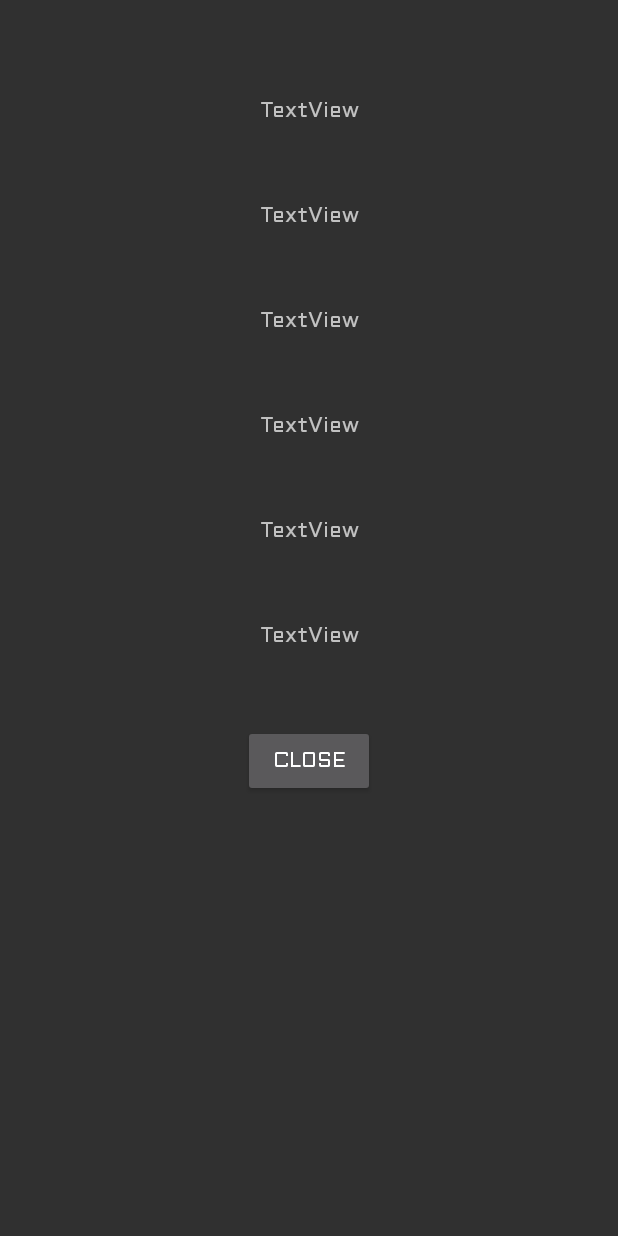
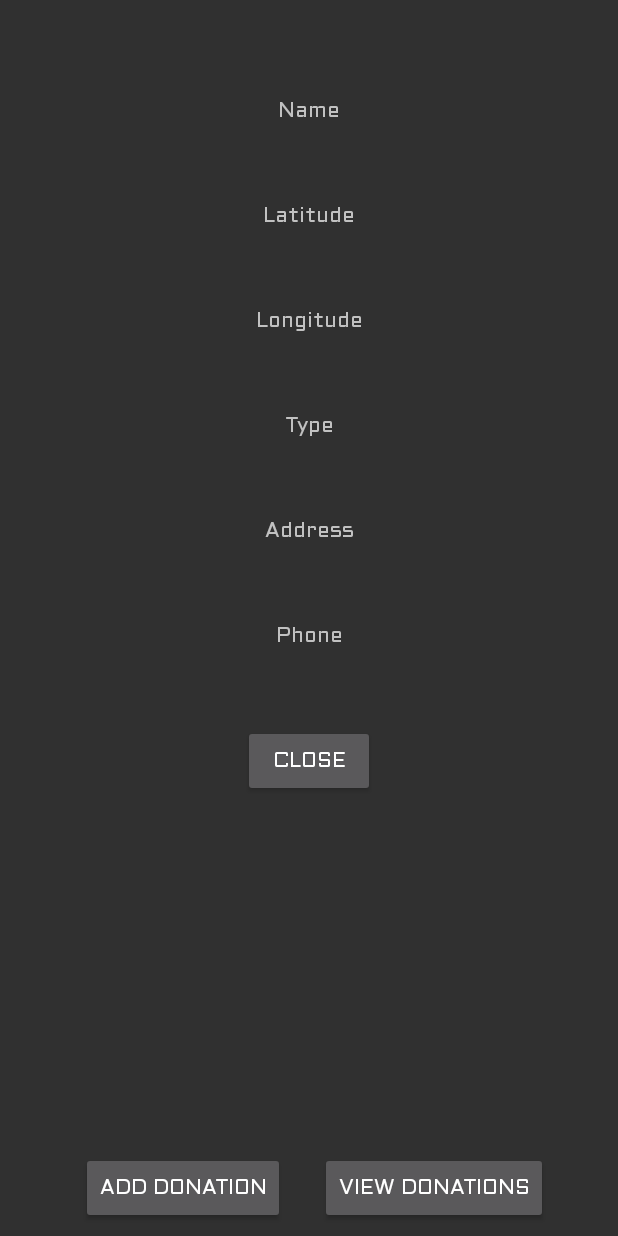
Before and after one commit to jacobzipper/donationTrackerCS2340, an Android app: the layout location_view.xml on its own in the app's theme, with its tools: preview values and no code run, on a phone screen of 412 x 824 dp. Run offline under Robolectric (Android 15) with nearby library versions, the phone set to English and light mode, and no system bars.

Commit message:
Added buttons with conditional visibility (only show up for Location Employees) to location info dialog and removed some hard coded text.
Signed-off-by: Jacob Allen <jballen95173@gmail.com>

```diff
--- a/app/src/main/java/a5x/cs2340/donationtracker/activities/postlogin/GetLocationsTask.java
+++ b/app/src/main/java/a5x/cs2340/donationtracker/activities/postlogin/GetLocationsTask.java
@@ -4,6 +4,7 @@ import android.annotation.SuppressLint;
 import android.app.Dialog;
 import android.os.Build;
 import android.support.annotation.RequiresApi;
+import android.view.View;
 import android.widget.ArrayAdapter;
 import android.widget.Button;
 import android.widget.ListView;
@@ -14,6 +15,7 @@ import java.util.List;
 import java.util.stream.Collectors;
 
 import a5x.cs2340.donationtracker.R;
+import a5x.cs2340.donationtracker.models.users.LocationEmployee;
 import a5x.cs2340.donationtracker.webservice.Webservice;
 import a5x.cs2340.donationtracker.webservice.WebserviceTask;
 import a5x.cs2340.donationtracker.webservice.responses.GetLocationsResponse;
@@ -59,10 +61,18 @@ public class GetLocationsTask extends WebserviceTask<PostLoginActivity, Object,
             ((TextView) dialog.findViewById(R.id.phone)).setText(location.getPhone());
             ((TextView) dialog.findViewById(R.id.address)).setText(location.getAddress());
 
-            Button dialogButton = (Button) dialog.findViewById(R.id.dialogButtonOK);
+            Button dialogCloseButton = dialog.findViewById(R.id.dialogButtonOK);
             // if button is clicked, close the custom dialog
-            dialogButton.setOnClickListener(v -> dialog.dismiss());
-
+            dialogCloseButton.setOnClickListener(v -> dialog.dismiss());
+            Button addDonationButton = dialog.findViewById(R.id.dialogAddDonationButton);
+            Button viewDonationsButton = dialog.findViewById(R.id.dialogViewDonationsButton);
+            if (Webservice.getAccountLoggedIn() instanceof LocationEmployee) {
+                viewDonationsButton.setVisibility(View.VISIBLE);
+                addDonationButton.setVisibility(View.VISIBLE);
+            } else {
+                addDonationButton.setVisibility(View.GONE);
+                viewDonationsButton.setVisibility(View.GONE);
+            }
             dialog.show();
         });
     }
--- a/app/src/main/res/layout/activity_post_login.xml
+++ b/app/src/main/res/layout/activity_post_login.xml
@@ -11,6 +11,8 @@
         android:layout_width="match_parent"
         android:layout_height="match_parent"
         android:layout_marginTop="160dp"
+        android:layout_marginBottom="8dp"
+        app:layout_constraintBottom_toBottomOf="parent"
         app:layout_constraintEnd_toEndOf="parent"
         app:layout_constraintHorizontal_bias="0.0"
         app:layout_constraintStart_toStartOf="parent"
--- a/app/src/main/res/layout/location_view.xml
+++ b/app/src/main/res/layout/location_view.xml
@@ -1,7 +1,6 @@
 <?xml version="1.0" encoding="utf-8"?>
 <android.support.constraint.ConstraintLayout xmlns:android="http://schemas.android.com/apk/res/android"
     xmlns:app="http://schemas.android.com/apk/res-auto"
-    xmlns:tools="http://schemas.android.com/tools"
     android:layout_width="match_parent"
     android:layout_height="match_parent">
 
@@ -10,7 +9,7 @@
         android:layout_width="wrap_content"
         android:layout_height="wrap_content"
         android:layout_marginTop="63dp"
-        android:text="TextView"
+        android:text="@string/location_default_name"
         app:layout_constraintEnd_toEndOf="parent"
         app:layout_constraintHorizontal_bias="0.5"
         app:layout_constraintStart_toStartOf="parent"
@@ -21,7 +20,7 @@
         android:layout_width="wrap_content"
         android:layout_height="wrap_content"
         android:layout_marginTop="49dp"
-        android:text="TextView"
+        android:text="@string/location_default_latitude"
         app:layout_constraintEnd_toEndOf="parent"
         app:layout_constraintHorizontal_bias="0.5"
         app:layout_constraintStart_toStartOf="parent"
@@ -32,7 +31,7 @@
         android:layout_width="wrap_content"
         android:layout_height="wrap_content"
         android:layout_marginTop="49dp"
-        android:text="TextView"
+        android:text="@string/location_default_longitude"
         app:layout_constraintEnd_toEndOf="parent"
         app:layout_constraintHorizontal_bias="0.5"
         app:layout_constraintStart_toStartOf="parent"
@@ -43,7 +42,7 @@
         android:layout_width="wrap_content"
         android:layout_height="wrap_content"
         android:layout_marginTop="49dp"
-        android:text="TextView"
+        android:text="@string/location_default_type"
         app:layout_constraintEnd_toEndOf="parent"
         app:layout_constraintHorizontal_bias="0.5"
         app:layout_constraintStart_toStartOf="parent"
@@ -54,7 +53,7 @@
         android:layout_width="wrap_content"
         android:layout_height="wrap_content"
         android:layout_marginTop="49dp"
-        android:text="TextView"
+        android:text="@string/location_default_address"
         app:layout_constraintEnd_toEndOf="parent"
         app:layout_constraintHorizontal_bias="0.5"
         app:layout_constraintStart_toStartOf="parent"
@@ -65,7 +64,7 @@
         android:layout_width="wrap_content"
         android:layout_height="wrap_content"
         android:layout_marginTop="49dp"
-        android:text="TextView"
+        android:text="@string/location_default_phone"
         app:layout_constraintEnd_toEndOf="parent"
         app:layout_constraintHorizontal_bias="0.5"
         app:layout_constraintStart_toStartOf="parent"
@@ -76,10 +75,43 @@
         android:layout_width="wrap_content"
         android:layout_height="wrap_content"
         android:layout_marginTop="49dp"
-        android:text="Close"
+        android:text="@string/location_dialog_close_button"
         app:layout_constraintEnd_toEndOf="parent"
         app:layout_constraintHorizontal_bias="0.5"
         app:layout_constraintStart_toStartOf="parent"
         app:layout_constraintTop_toBottomOf="@+id/phone" />
 
+    <Button
+        android:id="@+id/dialogAddDonationButton"
+        android:layout_width="wrap_content"
+        android:layout_height="wrap_content"
+        android:layout_marginStart="8dp"
+        android:layout_marginTop="8dp"
+        android:layout_marginEnd="8dp"
+        android:layout_marginBottom="8dp"
+        android:text="@string/location_dialog_add_donation"
+        android:visibility="visible"
+        app:layout_constraintBottom_toBottomOf="parent"
+        app:layout_constraintEnd_toEndOf="parent"
+        app:layout_constraintHorizontal_bias="0.176"
+        app:layout_constraintStart_toStartOf="parent"
+        app:layout_constraintTop_toBottomOf="@+id/dialogButtonOK"
+        app:layout_constraintVertical_bias="1.0" />
+
+    <Button
+        android:id="@+id/dialogViewDonationsButton"
+        android:layout_width="wrap_content"
+        android:layout_height="wrap_content"
+        android:layout_marginStart="8dp"
+        android:layout_marginTop="8dp"
+        android:layout_marginEnd="32dp"
+        android:layout_marginBottom="8dp"
+        android:text="@string/location_dialog_view_donations"
+        android:visibility="visible"
+        app:layout_constraintBottom_toBottomOf="parent"
+        app:layout_constraintEnd_toEndOf="parent"
+        app:layout_constraintStart_toEndOf="@+id/dialogAddDonationButton"
+        app:layout_constraintTop_toBottomOf="@+id/dialogButtonOK"
+        app:layout_constraintVertical_bias="1.0" />
+
 </android.support.constraint.ConstraintLayout>
--- a/app/src/main/res/values/strings.xml
+++ b/app/src/main/res/values/strings.xml
@@ -33,4 +33,14 @@
     <string name="password_strength_very_strong">Strength: Very Strong</string>
     <string name="post_login_welcome_string">Welcome %1$s %2$s!</string>
 
+
+    <string name="location_default_name">Name</string>
+    <string name="location_default_latitude">Latitude</string>
+    <string name="location_default_longitude">Longitude</string>
+    <string name="location_default_type">Type</string>
+    <string name="location_default_address">Address</string>
+    <string name="location_default_phone">Phone</string>
+    <string name="location_dialog_close_button">Close</string>
+    <string name="location_dialog_add_donation">Add Donation</string>
+    <string name="location_dialog_view_donations">View Donations</string>
 </resources>
```
